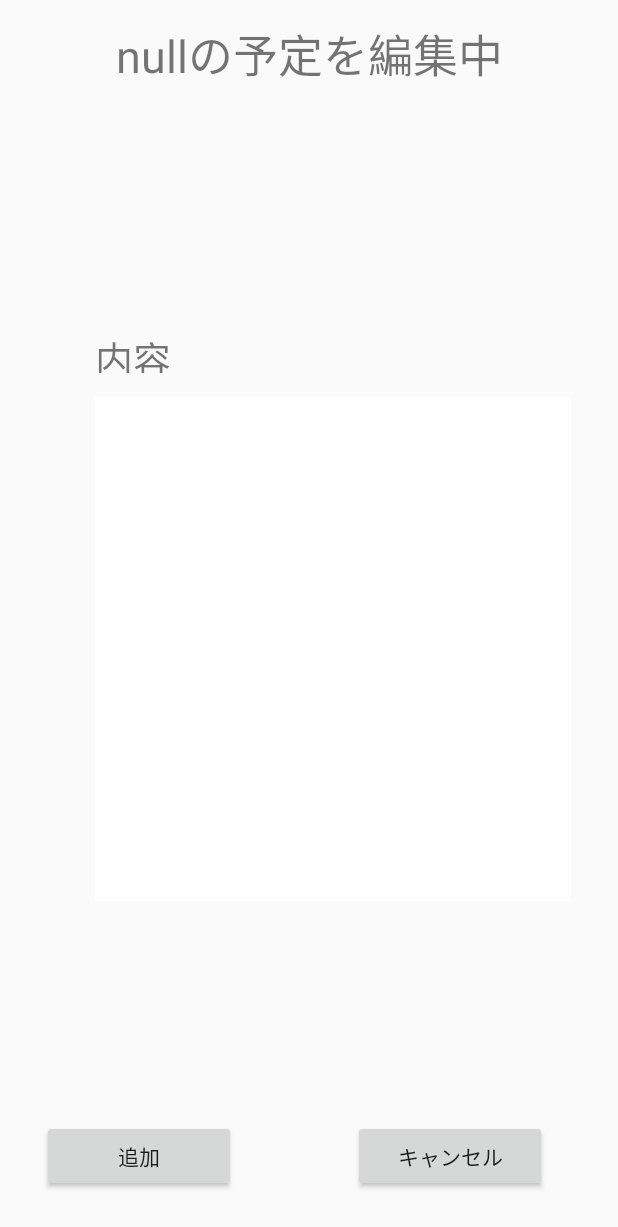
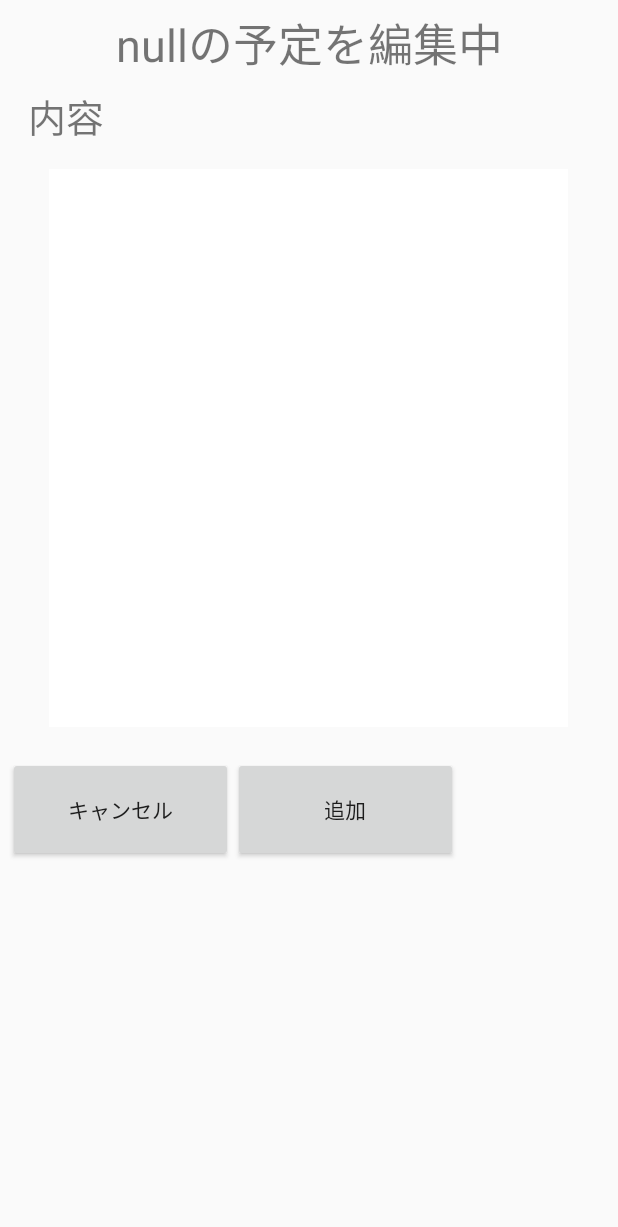
Before and after one commit to IkanoOsushi/iKalendar, an Android app: the ReminderEditActivity screen opened directly, with no data from a screen before it, on a phone screen of 412 x 824 dp. Shown: the top 1227 px of the screen. Run offline under Robolectric (Android 15) with nearby library versions, the phone set to English and light mode, and no system bars.

Commit message:
EditActivityレイアウト変更

```diff
--- a/app/src/main/res/layout/activity_reminder_edit.xml
+++ b/app/src/main/res/layout/activity_reminder_edit.xml
@@ -1,91 +1,76 @@
 <?xml version="1.0" encoding="utf-8"?>
-<android.support.constraint.ConstraintLayout
+<LinearLayout
     xmlns:android="http://schemas.android.com/apk/res/android"
     xmlns:app="http://schemas.android.com/apk/res-auto"
     xmlns:tools="http://schemas.android.com/tools"
     android:layout_width="match_parent"
-    android:layout_height="match_parent">
-
-    <EditText
-        android:id="@+id/edit"
-        android:background="#ffffffff"
-        android:gravity="top|left"
-        android:layout_width="317dp"
-        android:layout_height="336dp"
-        app:layout_constraintLeft_toLeftOf="parent"
-        app:layout_constraintTop_toTopOf="parent"
-        app:layout_constraintBottom_toBottomOf="parent"
-        app:layout_constraintRight_toRightOf="parent"
-        app:layout_constraintVertical_bias="0.543"
-        tools:layout_constraintRight_creator="1"
-        android:layout_marginStart="31dp"
-        android:layout_marginEnd="31dp"
-        tools:layout_constraintLeft_creator="1"
-        android:layout_marginLeft="31dp"
-        android:layout_marginRight="31dp"
-        app:layout_constraintHorizontal_bias="1.0"
-        tools:layout_editor_absoluteY="115dp" />
-
-    <Button
-        android:id="@+id/add"
-        android:layout_width="129dp"
-        android:layout_height="48dp"
-        android:layout_marginBottom="29dp"
-        android:text="追加"
-        android:onClick="addClick"
-        app:layout_constraintBottom_toBottomOf="parent"
-        app:layout_constraintLeft_toLeftOf="parent"
-        app:layout_constraintRight_toRightOf="parent"
-        app:layout_constraintHorizontal_bias="0.072"
-        android:layout_marginLeft="8dp"
-        android:layout_marginStart="8dp" />
-
-    <Button
-        android:id="@+id/cancel"
-        android:layout_width="129dp"
-        android:layout_height="48dp"
-        android:text="キャンセル"
-        android:onClick="cancelClick"
-        app:layout_constraintBottom_toBottomOf="parent"
-        android:layout_marginBottom="29dp"
-        app:layout_constraintLeft_toRightOf="@+id/add"
-        android:layout_marginLeft="71dp"
-        android:layout_marginRight="8dp"
-        app:layout_constraintRight_toRightOf="parent"
-        app:layout_constraintHorizontal_bias="0.142"
-        android:layout_marginStart="71dp"
-        android:layout_marginEnd="8dp" />
+    android:layout_height="match_parent"
+    android:orientation="vertical"
+    android:weightSum="1">
 
     <TextView
 
         android:id="@+id/EditNowTime"
-        android:layout_width="0dp"
+        android:layout_width="match_parent"
         android:layout_height="58dp"
-        android:layout_marginTop="7dp"
+        android:gravity="center_horizontal|center_vertical"
         android:text="HH:MMの予定を編集中"
-        android:gravity="center_horizontal|center_vertical"
         android:textSize="30sp"
-        app:layout_constraintTop_toTopOf="parent"
+        app:layout_constraintHorizontal_bias="0.508"
         app:layout_constraintLeft_toLeftOf="parent"
         app:layout_constraintRight_toRightOf="parent"
-        app:layout_constraintHorizontal_bias="0.508"
-        tools:layout_constraintRight_creator="1"
-        android:layout_marginStart="28dp"
-        android:layout_marginEnd="28dp"
+        app:layout_constraintTop_toTopOf="parent"
         tools:layout_constraintLeft_creator="1"
-        android:layout_marginLeft="28dp"
-        android:layout_marginRight="28dp" />
+        tools:layout_constraintRight_creator="1" />
 
     <TextView
         android:id="@+id/textView24"
-        android:layout_width="78dp"
-        android:layout_height="29dp"
+        android:layout_width="88dp"
+        android:layout_height="wrap_content"
+        android:layout_marginBottom="16dp"
+        android:layout_marginLeft="0dp"
         android:text="内容"
+        android:gravity="center"
         android:textSize="25sp"
+        app:layout_constraintBottom_toTopOf="@+id/edit"
+        app:layout_constraintLeft_toLeftOf="@+id/edit"
         tools:layout_constraintBottom_creator="1"
-        app:layout_constraintBottom_toTopOf="@+id/edit"
-        tools:layout_constraintLeft_creator="1"
-        android:layout_marginBottom="16dp"
-        app:layout_constraintLeft_toLeftOf="@+id/edit"
-        android:layout_marginLeft="0dp" />
-</android.support.constraint.ConstraintLayout>
+        tools:layout_constraintLeft_creator="1" />
+
+    <EditText
+        android:id="@+id/edit"
+        android:layout_width="346dp"
+        android:layout_height="372dp"
+        android:layout_marginEnd="31dp"
+        android:layout_marginLeft="31dp"
+        android:layout_marginRight="31dp"
+        android:layout_marginStart="31dp"
+        android:background="#ffffffff"
+        android:layout_gravity="center"
+        android:gravity="top|left" />
+
+    <LinearLayout
+        android:layout_width="match_parent"
+        android:layout_height="90dp"
+        android:orientation="horizontal">
+
+        <Button
+            android:id="@+id/cancel"
+            android:layout_width="150dp"
+            android:layout_height="70dp"
+            android:layout_gravity="bottom|left"
+            android:onClick="cancelClick"
+            android:layout_marginLeft="5dp"
+            android:text="キャンセル" />
+
+        <Button
+            android:id="@+id/add"
+            android:layout_width="150dp"
+            android:layout_height="70dp"
+            android:layout_gravity="bottom|right"
+            android:onClick="addClick"
+            android:layout_marginRight="5dp"
+            android:text="追加" />
+    </LinearLayout>
+
+</LinearLayout>
```
